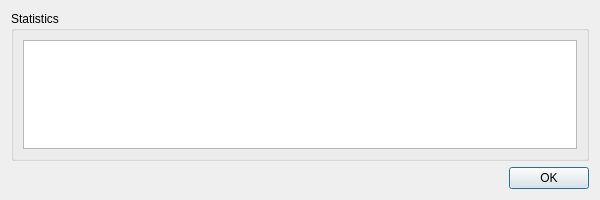
Old version of the form SpidrMpx3Eq/statsdialog.ui in the repository navrit/dexter.
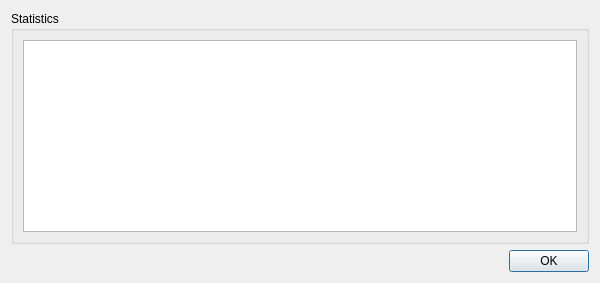
New version of the form.

The edit to the form file:
```diff
--- a/SpidrMpx3Eq/statsdialog.ui
+++ b/SpidrMpx3Eq/statsdialog.ui
@@ -7,7 +7,7 @@
     <x>0</x>
     <y>0</y>
     <width>600</width>
-    <height>200</height>
+    <height>283</height>
    </rect>
   </property>
   <property name="sizePolicy">
```
Left out of the diff: 3 changed lines with no effect on the pictures.
